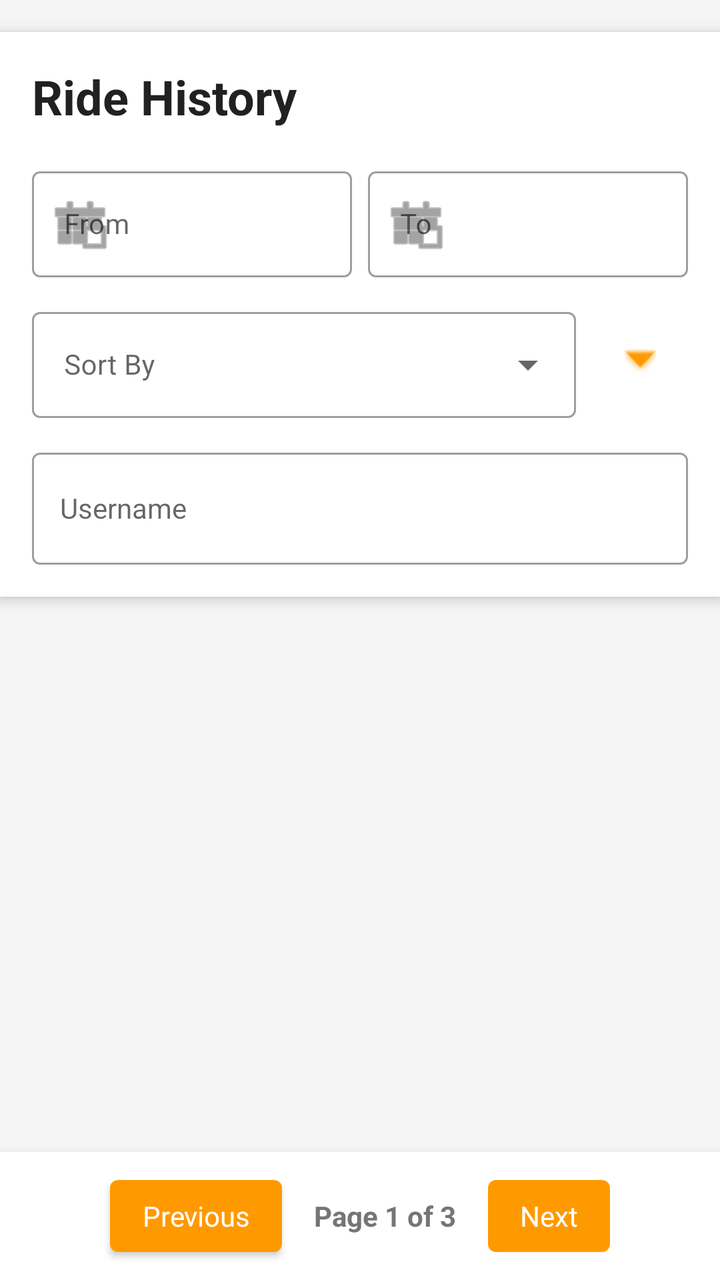
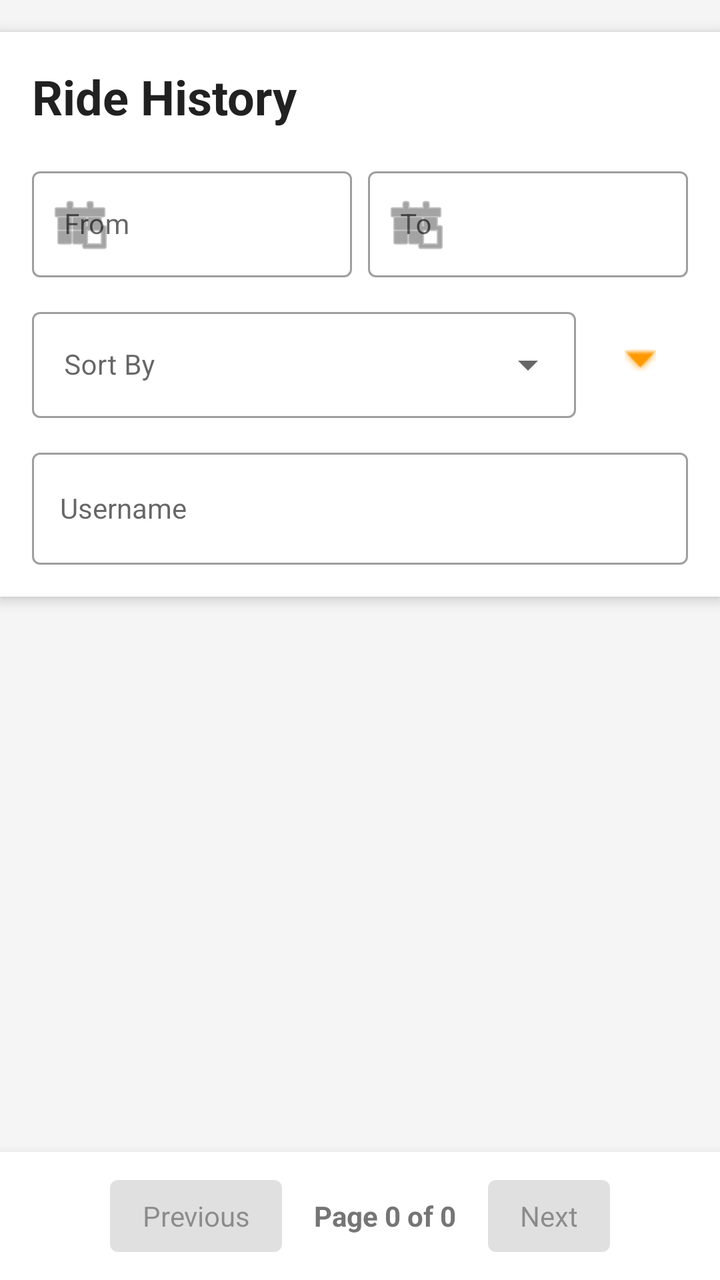

Before-and-after screenshots of an Android layout around one commit, followed by the original layout XML and the change that was made.
<!-- AndroidManifest.xml: application theme Theme.FleetForge -->
<!-- res/layout/fragment_admin_history.xml -->
<?xml version="1.0" encoding="utf-8"?>
<LinearLayout xmlns:android="http://schemas.android.com/apk/res/android"
    xmlns:app="http://schemas.android.com/apk/res-auto"
    xmlns:tools="http://schemas.android.com/tools"
    android:layout_width="match_parent"
    android:layout_height="match_parent"
    android:orientation="vertical"
    android:background="#F5F5F5"
    tools:context=".fragments.admin.AdminHistoryFragment">

    <LinearLayout
        android:layout_width="match_parent"
        android:layout_height="wrap_content"
        android:orientation="vertical"
        android:background="@android:color/white"
        android:layout_marginTop="16dp"
        android:padding="16dp"
        android:elevation="4dp">

        <TextView
            android:layout_width="wrap_content"
            android:layout_height="wrap_content"
            android:text="Ride History"
            android:textSize="24sp"
            android:textStyle="bold"
            android:textColor="#212121"
            android:layout_marginBottom="16dp" />

        <LinearLayout
            android:layout_width="match_parent"
            android:layout_height="wrap_content"
            android:orientation="horizontal">

            <com.google.android.material.textfield.TextInputLayout
                android:layout_width="0dp"
                android:layout_height="wrap_content"
                android:layout_weight="1"
                android:layout_marginEnd="4dp"
                style="@style/Widget.MaterialComponents.TextInputLayout.OutlinedBox"
                app:startIconDrawable="@android:drawable/ic_menu_today">

                <com.google.android.material.textfield.TextInputEditText
                    android:id="@+id/et_date_from"
                    android:layout_width="match_parent"
                    android:layout_height="wrap_content"
                    android:hint="From"
                    android:focusable="false"
                    android:clickable="true"
                    android:textSize="14sp" />
            </com.google.android.material.textfield.TextInputLayout>

            <com.google.android.material.textfield.TextInputLayout
                android:layout_width="0dp"
                android:layout_height="wrap_content"
                android:layout_weight="1"
                android:layout_marginStart="4dp"
                style="@style/Widget.MaterialComponents.TextInputLayout.OutlinedBox"
                app:startIconDrawable="@android:drawable/ic_menu_today">

                <com.google.android.material.textfield.TextInputEditText
                    android:id="@+id/et_date_to"
                    android:layout_width="match_parent"
                    android:layout_height="wrap_content"
                    android:hint="To"
                    android:focusable="false"
                    android:clickable="true"
                    android:textSize="14sp" />
            </com.google.android.material.textfield.TextInputLayout>
        </LinearLayout>

        <LinearLayout
            android:layout_width="match_parent"
            android:layout_height="wrap_content"
            android:orientation="horizontal"
            android:gravity="center_vertical"
            android:layout_marginTop="12dp">

            <com.google.android.material.textfield.TextInputLayout
                style="@style/Widget.MaterialComponents.TextInputLayout.OutlinedBox.ExposedDropdownMenu"
                android:layout_width="0dp"
                android:layout_height="wrap_content"
                android:layout_weight="1">

                <AutoCompleteTextView
                    android:id="@+id/spinner_sort_by"
                    android:layout_width="match_parent"
                    android:layout_height="wrap_content"
                    android:hint="Sort By"
                    android:inputType="none"
                    android:textSize="14sp" />
            </com.google.android.material.textfield.TextInputLayout>

            <ImageButton
                android:id="@+id/btn_sort_direction"
                android:layout_width="48dp"
                android:layout_height="48dp"
                android:layout_marginStart="8dp"
                android:background="?attr/selectableItemBackgroundBorderless"
                android:src="@android:drawable/arrow_down_float"
                android:contentDescription="Sort Direction"
                app:tint="@color/colorPrimary" />

        </LinearLayout>

        <LinearLayout
            android:layout_width="match_parent"
            android:layout_height="wrap_content"
            android:orientation="horizontal"
            android:gravity="center_vertical"
            android:layout_marginTop="12dp">

            <com.google.android.material.textfield.TextInputLayout
                style="@style/Widget.MaterialComponents.TextInputLayout.OutlinedBox"
                android:layout_width="match_parent"
                android:layout_height="wrap_content"
                android:hint="@string/username">

                <com.google.android.material.textfield.MaterialAutoCompleteTextView
                    android:id="@+id/et_username"
                    android:layout_width="match_parent"
                    android:layout_height="56dp"
                    android:inputType="text"
                    android:imeOptions="actionNext"
                    android:textSize="14sp"
                    android:paddingStart="14dp"
                    android:paddingEnd="14dp"/>
            </com.google.android.material.textfield.TextInputLayout>



        </LinearLayout>
    </LinearLayout>

    <ListView
        android:id="@+id/history_list"
        android:layout_width="match_parent"
        android:layout_height="0dp"
        android:layout_weight="1"
        android:divider="@android:color/transparent"
        android:dividerHeight="8dp"
        android:padding="8dp"
        android:clipToPadding="false"
        tools:listitem="@layout/passenger_history_card" />

    <LinearLayout
        android:layout_width="match_parent"
        android:layout_height="wrap_content"
        android:orientation="horizontal"
        android:gravity="center"
        android:padding="8dp"
        android:background="@android:color/white"
        android:elevation="8dp">

        <Button
            android:id="@+id/btn_prev_page"
            style="@style/Widget.MaterialComponents.TextInputLayout.OutlinedBox"
            android:layout_width="wrap_content"
            android:layout_height="wrap_content"
            android:text="Previous" />

        <TextView
            android:id="@+id/tv_pagination_info"
            android:layout_width="wrap_content"
            android:layout_height="wrap_content"
            android:text="Page 1 of 3"
            android:layout_marginHorizontal="16dp"
            android:textStyle="bold"
            android:textColor="#757575" />

        <Button
            android:id="@+id/btn_next_page"
            style="@style/Widget.MaterialComponents.TextInputLayout.OutlinedBox"
            android:layout_width="wrap_content"
            android:layout_height="wrap_content"
            android:text="Next" />
    </LinearLayout>

</LinearLayout>
<!-- res/layout/passenger_history_card.xml (included above) -->
<?xml version="1.0" encoding="utf-8"?>
<com.google.android.material.card.MaterialCardView xmlns:android="http://schemas.android.com/apk/res/android"
    xmlns:app="http://schemas.android.com/apk/res-auto"
    android:layout_width="match_parent"
    android:layout_height="wrap_content"
    android:layout_margin="8dp"
    app:cardCornerRadius="12dp"
    app:cardElevation="2dp">

    <LinearLayout
        android:layout_width="match_parent"
        android:layout_height="wrap_content"
        android:orientation="vertical">

        <LinearLayout
            android:id="@+id/ll_collapsed_view"
            android:layout_width="match_parent"
            android:layout_height="wrap_content"
            android:orientation="vertical"
            android:padding="16dp">

            <TextView
                android:id="@+id/tv_ride_date"
                android:layout_width="wrap_content"
                android:layout_height="wrap_content"
                android:textStyle="bold"
                android:textColor="@color/text_primary"
                android:layout_marginBottom="8dp" />

            <LinearLayout
                android:layout_width="match_parent"
                android:layout_height="wrap_content"
                android:orientation="horizontal"
                android:layout_marginBottom="4dp">
                <ImageView
                    android:layout_width="20dp"
                    android:layout_height="20dp"
                    android:src="@android:drawable/ic_menu_mylocation"
                    app:tint="@color/colorPrimary" />
                <TextView
                    android:id="@+id/tv_start_address"
                    android:layout_width="wrap_content"
                    android:layout_height="wrap_content"
                    android:layout_marginStart="8dp"
                    android:textColor="@color/text_secondary"
                    android:textSize="14sp" />
            </LinearLayout>

            <LinearLayout
                android:layout_width="match_parent"
                android:layout_height="wrap_content"
                android:orientation="horizontal"
                android:layout_marginBottom="8dp">
                <ImageView
                    android:layout_width="20dp"
                    android:layout_height="20dp"
                    android:src="@android:drawable/ic_menu_mapmode"
                    app:tint="@color/colorAccent" />
                <TextView
                    android:id="@+id/tv_end_address"
                    android:layout_width="wrap_content"
                    android:layout_height="wrap_content"
                    android:layout_marginStart="8dp"
                    android:textColor="@color/text_secondary"
                    android:textSize="14sp" />
            </LinearLayout>

            <TextView
                android:id="@+id/tv_status_time"
                android:layout_width="wrap_content"
                android:layout_height="wrap_content"
                android:textSize="12sp"
                android:textColor="@color/text_secondary"
                android:layout_marginBottom="12dp"/>

            <LinearLayout
                android:layout_width="match_parent"
                android:layout_height="wrap_content"
                android:orientation="horizontal">
                <Button android:id="@+id/btn_details" android:layout_width="0dp" android:layout_height="wrap_content" android:layout_weight="1" style="@style/Widget.MaterialComponents.Button.OutlinedButton" android:text="Details" />
                <Button android:id="@+id/btn_rate" android:layout_width="0dp" android:layout_height="wrap_content" android:layout_weight="1" style="@style/Widget.MaterialComponents.Button.OutlinedButton" android:text="Rate" />
                <ImageButton android:id="@+id/heart_button" android:layout_width="48dp" android:layout_height="48dp" android:background="?attr/selectableItemBackgroundBorderless" android:src="@drawable/heart_change" />
            </LinearLayout>
        </LinearLayout>

        <LinearLayout
            android:id="@+id/ll_expanded_view"
            android:layout_width="match_parent"
            android:layout_height="wrap_content"
            android:orientation="vertical"
            android:visibility="gone"
            android:padding="16dp"
            android:background="@android:color/white">

            <org.osmdroid.views.MapView
                android:id="@+id/map_view"
                android:layout_width="match_parent"
                android:layout_height="200dp"
                android:layout_marginBottom="12dp" />

            <include layout="@layout/layout_ride_details_content" />

            <Button
                android:id="@+id/btn_hide_details"
                android:layout_width="wrap_content"
                android:layout_height="wrap_content"
                android:layout_gravity="center"
                android:text="Hide Details"
                style="@style/Widget.MaterialComponents.Button.TextButton"/>
        </LinearLayout>
    </LinearLayout>
</com.google.android.material.card.MaterialCardView>
<!-- res/layout/layout_ride_details_content.xml (included above) -->
<?xml version="1.0" encoding="utf-8"?>
<LinearLayout xmlns:android="http://schemas.android.com/apk/res/android"
    android:layout_width="match_parent"
    android:layout_height="wrap_content"
    xmlns:app="http://schemas.android.com/apk/res-auto"
    android:orientation="vertical">

    <LinearLayout
        android:layout_width="match_parent"
        android:layout_height="wrap_content"
        android:orientation="horizontal"
        android:gravity="center_vertical"
        android:paddingBottom="12dp">

        <com.google.android.material.imageview.ShapeableImageView
            android:id="@+id/iv_driver_img"
            android:layout_width="50dp"
            android:layout_height="50dp"
            android:scaleType="centerCrop"
            android:background="@color/background_gray"
            app:shapeAppearanceOverlay="@style/CircleImageStyle"/>

        <LinearLayout
            android:layout_width="0dp"
            android:layout_height="wrap_content"
            android:layout_weight="1"
            android:layout_marginStart="12dp"
            android:orientation="vertical">

            <TextView
                android:id="@+id/tv_driver_name"
                android:layout_width="wrap_content"
                android:layout_height="wrap_content"
                android:textStyle="bold"
                android:textColor="@color/text_primary" />

            <TextView
                android:id="@+id/tv_driver_phone"
                android:layout_width="wrap_content"
                android:layout_height="wrap_content"
                android:textColor="@color/text_secondary" />

        </LinearLayout>
    </LinearLayout>

    <LinearLayout
        android:layout_width="match_parent"
        android:layout_height="wrap_content"
        android:orientation="horizontal"
        android:weightSum="2">

        <TextView
            android:id="@+id/tv_detail_distance"
            android:layout_width="0dp"
            android:layout_height="wrap_content"
            android:layout_weight="1"
            android:textColor="@color/text_secondary"
            android:text="Distance: 0km" />

        <TextView
            android:id="@+id/tv_detail_price"
            android:layout_width="0dp"
            android:layout_height="wrap_content"
            android:layout_weight="1"
            android:textStyle="bold"
            android:textColor="@color/colorPrimary"
            android:text="Cost: 0 RSD" />
    </LinearLayout>

    <TextView
        android:id="@+id/tv_detail_vehicle"
        android:layout_width="wrap_content"
        android:layout_height="wrap_content"
        android:layout_marginTop="4dp"
        android:text="Vehicle: Standard"
        android:textColor="@color/text_secondary" />
    
    <TextView
        android:id="@+id/tv_detail_duration"
        android:layout_width="wrap_content"
        android:layout_height="wrap_content"
        android:layout_marginTop="4dp"
        android:text="Duration: 0 min"
        android:textColor="@color/text_secondary" />

    
    <TextView
        android:id="@+id/tv_driver_rating"
        android:layout_width="wrap_content"
        android:layout_height="wrap_content"
        android:layout_marginTop="4dp"
        android:text="Driver rating: ★★★★★"
        android:textColor="@color/text_secondary" />

    <TextView
        android:id="@+id/tv_vehicle_rating"
        android:layout_width="wrap_content"
        android:layout_height="wrap_content"
        android:text="Vehicle rating: ★★★★★"
        android:textColor="@color/text_secondary"/>

    
    <TextView
        android:id="@+id/tv_inconsistencies"
        android:layout_width="wrap_content"
        android:layout_height="wrap_content"
        android:layout_marginTop="4dp"
        android:textColor="@android:color/holo_red_dark"
        android:text="Inconsistencies: None" />

    
    <TextView
        android:id="@+id/tv_detail_datetime"
        android:layout_width="wrap_content"
        android:layout_height="wrap_content"
        android:layout_marginTop="8dp"
        android:textColor="@color/text_secondary"
        android:text="02/15/26, 9:00 AM" />


</LinearLayout>
<!-- resources referenced by this layout -->
<resources>
  <color name="background_gray">#F5F5F5</color>
  <color name="colorAccent">#3E5855</color>
  <color name="colorPrimary">#FF9900</color>
  <color name="text_primary">#333333</color>
  <color name="text_secondary">#666666</color>
  <!-- drawable heart_change (drawable) -->
  <?xml version="1.0" encoding="utf-8"?>
  <selector xmlns:android="http://schemas.android.com/apk/res/android">
      <item android:drawable="@drawable/heart_red" android:state_selected="true"/>
      <item android:drawable="@drawable/heart"/>
  </selector>
  <string name="username">Username</string>
  <style name="CircleImageStyle" parent="">
          <item name="cornerSize">50%</item>
      </style>
  <style name="Theme.FleetForge" parent="Theme.MaterialComponents.DayNight.NoActionBar">
          <item name="colorPrimary">@color/primary_orange</item>
          <item name="colorPrimaryVariant">@color/primary_orange_dark</item>
          <item name="colorOnPrimary">@color/white</item>
  
          <item name="colorSecondary">@color/secondary_teal</item>
          <item name="colorSecondaryVariant">@color/secondary_teal</item>
          <item name="colorOnSecondary">@color/white</item>
  
          <item name="colorError">@color/error</item>
          <item name="colorOnError">@color/white</item>
  
          <item name="colorSurface">@color/white</item>
          <item name="colorOnSurface">@color/black</item>
  
          <item name="android:colorBackground">@color/background_white</item>
  
          <item name="android:statusBarColor">?attr/colorPrimaryVariant</item>
  
          <item name="android:textColorPrimary">@color/text_primary</item>
          <item name="android:textColorSecondary">@color/text_secondary</item>
  
          <item name="colorControlHighlight">@color/background_gray</item>
      </style>
  <!-- drawable heart_red (drawable) -->
  <vector xmlns:android="http://schemas.android.com/apk/res/android" android:height="32dp" android:viewportHeight="512" android:viewportWidth="512" android:width="32dp">
        
      <path android:fillColor="#D7443E" android:pathData="M231,79C240.03,87.16 248.39,95.73 255,106C258.72,104.76 259.13,103.61 261.25,100.38C282.59,70.34 317.09,52.84 352.75,46.69C380.75,43.29 408.66,47.76 434,60C434.97,60.46 434.97,60.46 435.95,60.94C468.26,76.67 493.1,105.97 505.1,139.67C513.09,163.05 516.2,192.9 509,217C508.74,217.9 508.47,218.79 508.2,219.72C504.28,232.79 499.6,245.06 493,257C492.29,258.32 491.59,259.65 490.88,260.97C474.89,290.58 452.21,316.01 428.5,339.63C426.8,341.33 425.1,343.03 423.41,344.73C417.77,350.37 412.09,355.85 406,361C404.83,362.02 403.66,363.04 402.5,364.07C377.36,386.05 350.7,406.34 323,425C322.3,425.48 321.59,425.95 320.87,426.44C305.96,436.52 290.8,446.16 275.38,455.44C274.57,455.92 273.77,456.41 272.94,456.9C271.39,457.83 269.84,458.74 268.29,459.65C266.72,460.58 265.16,461.54 263.63,462.53C257.85,466.1 257.85,466.1 254,465.64C249.94,463.42 245.94,461.17 242,458.75C241.13,458.22 240.27,457.7 239.37,457.16C224.03,447.8 208.85,438.13 194,428C193.16,427.43 192.33,426.86 191.47,426.28C178.09,417.14 165.06,407.66 152.26,397.75C150.24,396.19 148.22,394.64 146.19,393.09C131.67,382.03 117.72,370.28 104.22,358C102.2,356.18 100.14,354.4 98.06,352.63C92.78,348.03 87.92,342.98 83,338C80.2,335.19 77.38,332.39 74.55,329.62C68.04,323.22 61.75,316.83 56.09,309.65C53.88,306.85 51.57,304.15 49.25,301.44C38.98,289.11 29.88,275.97 22,262C21.66,261.41 21.32,260.82 20.97,260.22C2.67,228.3 -6.36,189.8 2.75,153.48C3.16,151.98 3.58,150.49 4,149C4.2,148.26 4.4,147.52 4.6,146.76C14.45,110.86 38.98,81.63 70.94,63.25C121.72,35.1 186.83,41.14 231,79Z"/>
      
  </vector>
  <!-- drawable heart: vector/xml drawable (drawable, 5236 chars, omitted) -->
  <color name="primary_orange">#FF9900</color>
  <color name="primary_orange_dark">#DB8709</color>
  <color name="white">#FFFFFF</color>
  <color name="secondary_teal">#3E5855</color>
  <color name="error">#F44336</color>
  <color name="black">#000000</color>
  <color name="background_white">#FFFFFF</color>
</resources>

<!-- the commit's change to res/layout/fragment_admin_history.xml (unified diff, before → after) -->
@@ -120,7 +120,7 @@
                     android:layout_width="match_parent"
                     android:layout_height="56dp"
                     android:inputType="text"
-                    android:imeOptions="actionNext"
+                    android:imeOptions="actionSearch"
                     android:textSize="14sp"
                     android:paddingStart="14dp"
                     android:paddingEnd="14dp"/>
@@ -156,13 +156,14 @@
             style="@style/Widget.MaterialComponents.TextInputLayout.OutlinedBox"
             android:layout_width="wrap_content"
             android:layout_height="wrap_content"
+            android:enabled="false"
             android:text="Previous" />
 
         <TextView
             android:id="@+id/tv_pagination_info"
             android:layout_width="wrap_content"
             android:layout_height="wrap_content"
-            android:text="Page 1 of 3"
+            android:text="Page 0 of 0"
             android:layout_marginHorizontal="16dp"
             android:textStyle="bold"
             android:textColor="#757575" />
@@ -172,6 +173,7 @@
             style="@style/Widget.MaterialComponents.TextInputLayout.OutlinedBox"
             android:layout_width="wrap_content"
             android:layout_height="wrap_content"
+            android:enabled="false"
             android:text="Next" />
     </LinearLayout>
 
